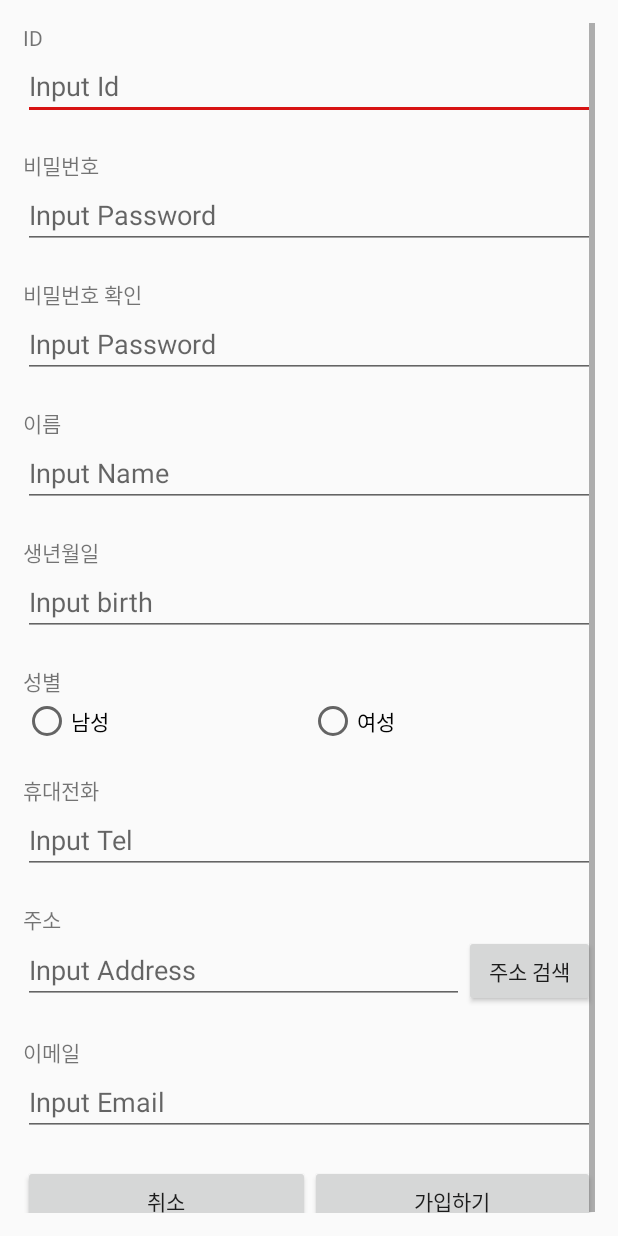
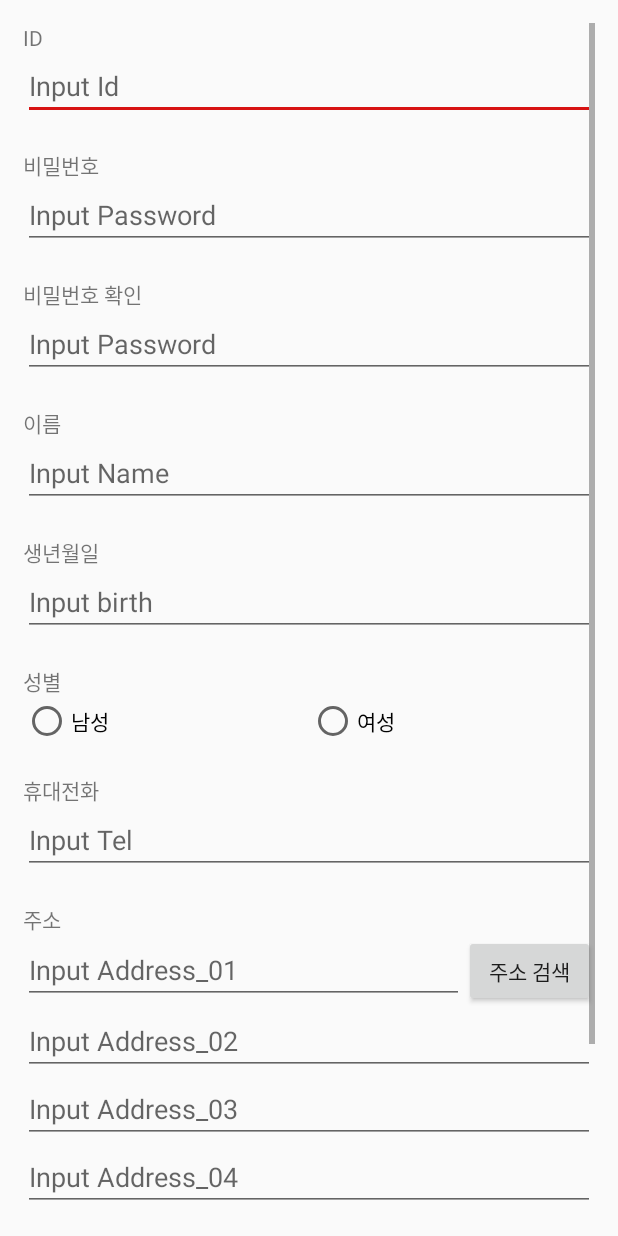
Before and after one commit to zzarungna/OurMeal, an Android app: the RegistActivity screen opened directly, with no data from a screen before it, on a phone screen of 412 x 824 dp. Run offline under Robolectric (Android 15) with nearby library versions, the phone set to English and light mode, and no system bars.

Commit message:
김민준

```diff
--- a/app/src/main/res/layout/activity_daum_web_view.xml
+++ b/app/src/main/res/layout/activity_daum_web_view.xml
@@ -5,18 +5,18 @@
     android:layout_width="match_parent"
     android:layout_height="match_parent"
     android:orientation="vertical"
-    tools:context="com.javaking.ourmeal.DaumWebViewActivity">
+    tools:context="com.javaking.ourmeal.RegistActivity">
 
     <WebView
         android:id="@+id/daum_webview"
         android:layout_width="match_parent"
-        android:layout_height="0dp"
+        android:layout_height="490dp"
         android:layout_weight="4" />
 
     <TextView
         android:id="@+id/daum_result"
         android:layout_width="match_parent"
-        android:layout_height="0dp"
+        android:layout_height="100dp"
         android:layout_weight="1"
         android:gravity="center"
         android:text="Result" />
--- a/app/src/main/res/layout/activity_regist.xml
+++ b/app/src/main/res/layout/activity_regist.xml
@@ -169,12 +169,12 @@
             android:orientation="horizontal">
 
             <EditText
-                android:id="@+id/member_address"
+                android:id="@+id/member_address_01"
                 android:layout_width="294dp"
                 android:layout_height="wrap_content"
                 android:layout_weight="4"
                 android:ems="10"
-                android:hint="Input Address"
+                android:hint="Input Address_01"
                 android:inputType="textPostalAddress" />
 
             <Button
@@ -185,6 +185,37 @@
                 android:text="주소 검색" />
 
         </LinearLayout>
+
+    <LinearLayout xmlns:android="http://schemas.android.com/apk/res/android"
+        android:layout_width="match_parent"
+        android:layout_height="match_parent"
+        android:orientation="vertical">
+
+
+        <EditText
+            android:id="@+id/member_address_02"
+            android:layout_width="match_parent"
+            android:layout_height="wrap_content"
+            android:ems="10"
+            android:hint="Input Address_02"
+            android:inputType="textPostalAddress" />
+
+        <EditText
+            android:id="@+id/member_address_03"
+            android:layout_width="match_parent"
+            android:layout_height="wrap_content"
+            android:ems="10"
+            android:hint="Input Address_03"
+            android:inputType="textPostalAddress" />
+
+        <EditText
+            android:id="@+id/member_address_04"
+            android:layout_width="match_parent"
+            android:layout_height="wrap_content"
+            android:ems="10"
+            android:hint="Input Address_04"
+            android:inputType="textPostalAddress" />
+    </LinearLayout>
 
         <TextView
             android:id="@+id/member_address_error"
```
Also changed, not shown: app/src/main/java/com/javaking/ourmeal/RegistActivity.java (+52 -13 lines).
